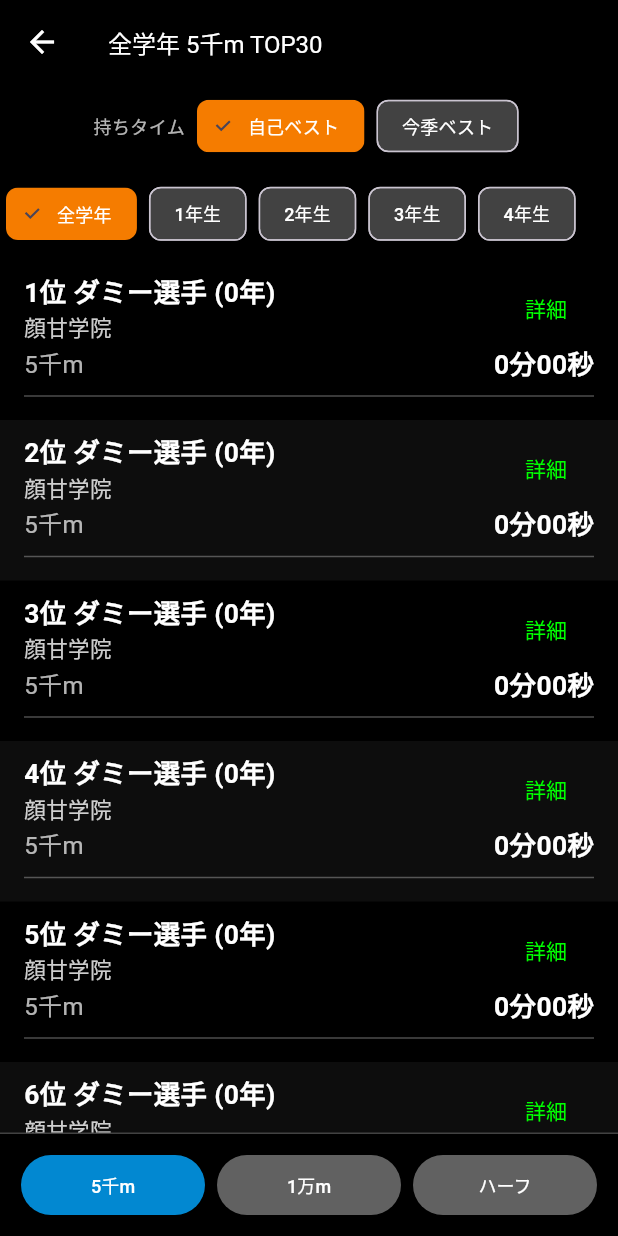
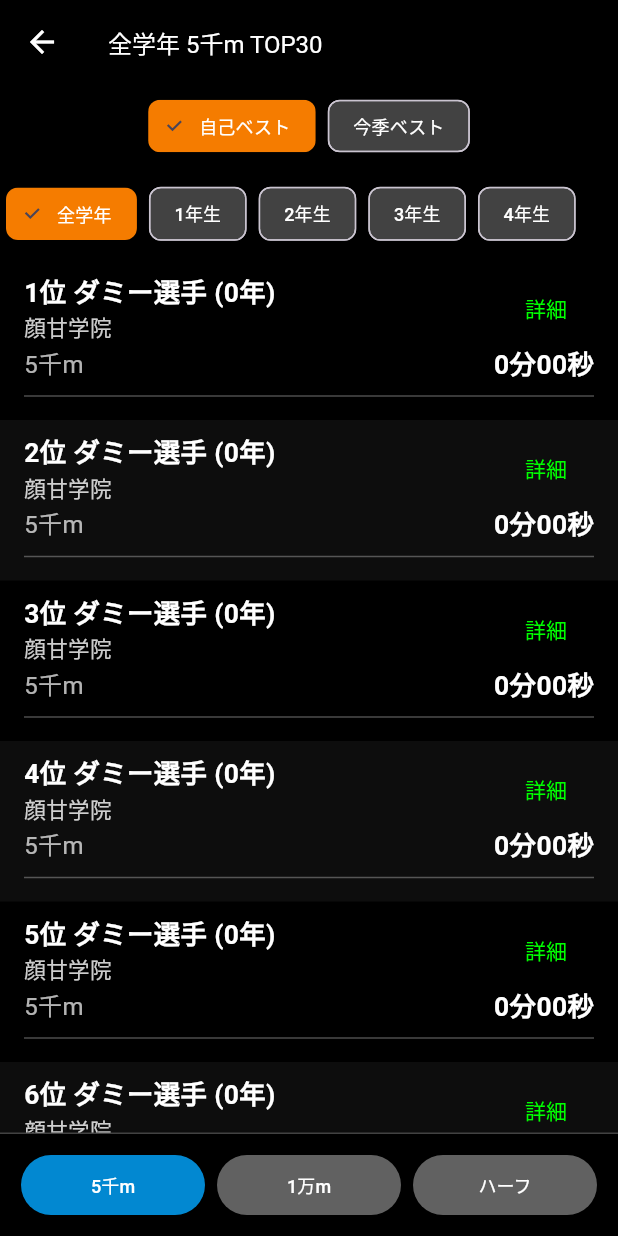
Before and after one commit to shin-tomura/ekidenss, a Flutter app: the ModalAllUnivSenshuRankingView screen opened directly, on a phone screen of 412 x 824 dp. Run offline on Flutter 3.47's test engine with Material 3 defaults, Android fonts, the phone set to English and light mode, and no system bars; our stand-ins replace auto_size_text, csv, file_picker, fl_chart, hive, hive_flutter and 6 more; missing offline and left inert: mobile_scanner, two_dimensional_scrollables; accounts and stored records are empty.

Commit message:
1.9.8test: 持ちタイムの「自己ベスト/今季ベスト」の切り替えから「持ちタイム」の文字を消した(全画面共通の部品)
Co-Authored-By: Claude Opus 5.5 <noreply@anthropic.com>
Claude-Session: https://claude.ai/code/session_013sFTKXmv66BE42idFQ2ToM

```diff
--- a/lib/screens/konki_best_parts.dart
+++ b/lib/screens/konki_best_parts.dart
@@ -39,16 +39,10 @@ class KonkiBestKirikae extends StatelessWidget {
 
     return Padding(
       padding: const EdgeInsets.symmetric(horizontal: 8, vertical: 4),
+      // 「持ちタイム」の文字は出さない(「自己ベスト」「今季ベスト」で分かるので。1.9.8)
       child: Wrap(
         crossAxisAlignment: WrapCrossAlignment.center,
         children: [
-          const Padding(
-            padding: EdgeInsets.only(right: 4),
-            child: Text(
-              '持ちタイム',
-              style: TextStyle(color: Colors.white70, fontSize: 12),
-            ),
-          ),
           chip('自己ベスト', false),
           chip('今季ベスト', true),
         ],
```
